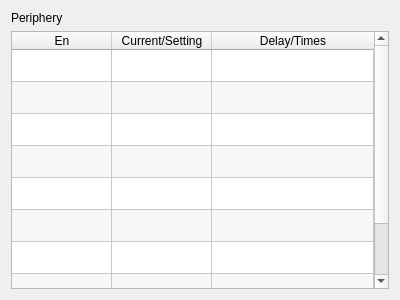
The window that hcinstruction/icperipherypage.ui (GaussCheng/2-5AxisPunch) describes before a commit, drawn with Qt 5.
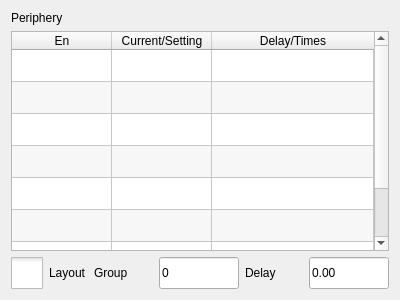
The same window after the commit. Icons and pictures are not drawn. Custom widgets are drawn as their Qt base class.

```diff
--- a/hcinstruction/icperipherypage.ui
+++ b/hcinstruction/icperipherypage.ui
@@ -115,11 +115,6 @@
        <string>Conveyor</string>
       </property>
      </row>
-     <row>
-      <property name="text">
-       <string>Layout</string>
-      </property>
-     </row>
      <row>
       <property name="text">
        <string>Reserve1</string>
@@ -203,11 +198,17 @@
       </property>
      </item>
      <item row="2" column="0">
+      <property name="text">
+       <string/>
+      </property>
       <property name="checkState">
        <enum>Unchecked</enum>
       </property>
      </item>
      <item row="2" column="1">
+      <property name="text">
+       <string/>
+      </property>
       <property name="icon">
        <iconset resource="../resource.qrc">
         <normaloff>:/resource/ledgray(16).png</normaloff>:/resource/ledgray(16).png</iconset>
@@ -298,27 +299,117 @@
         <normaloff>:/resource/ledgray(16).png</normaloff>:/resource/ledgray(16).png</iconset>
       </property>
      </item>
-     <item row="8" column="0">
-      <property name="text">
-       <string/>
-      </property>
-      <property name="checkState">
-       <enum>Unchecked</enum>
-      </property>
-     </item>
-     <item row="8" column="1">
-      <property name="text">
-       <string/>
-      </property>
-      <property name="icon">
-       <iconset resource="../resource.qrc">
-        <normaloff>:/resource/ledgray(16).png</normaloff>:/resource/ledgray(16).png</iconset>
-      </property>
-     </item>
     </widget>
    </item>
+   <item>
+    <layout class="QHBoxLayout" name="horizontalLayout">
+     <item>
+      <widget class="QCheckBox" name="lyCheck">
+       <property name="styleSheet">
+        <string notr="true">::item{
+height: 33px;
+}
+
+::item::QCheckBox{
+	spacing: 24px;
+}
+
+::indicator {
+     width: 32px;
+     height: 32px;
+ }
+
+::indicator:unchecked 
+{
+     image: url(:/resource/check_unchecked.png);
+ }
+::indicator:checked 
+{
+     image: url(:/resource/check_checked.png);
+ }
+
+QRadioButton::indicator:checked:disabled
+{
+ image: url(:/resource/check_checked_disable.png);
+}
+
+QRadioButton::indicator:unchecked:disabled
+{
+ image: url(:/resource/check_unchecked_disable.png);
+}
+
+
+
+</string>
+       </property>
+       <property name="text">
+        <string>Layout</string>
+       </property>
+      </widget>
+     </item>
+     <item>
+      <widget class="QLabel" name="label_2">
+       <property name="text">
+        <string>Group</string>
+       </property>
+      </widget>
+     </item>
+     <item>
+      <widget class="ICLineEditWithVirtualNumericKeypad" name="groupLineEdit">
+       <property name="minimumSize">
+        <size>
+         <width>80</width>
+         <height>0</height>
+        </size>
+       </property>
+       <property name="maximumSize">
+        <size>
+         <width>80</width>
+         <height>32</height>
+        </size>
+       </property>
+       <property name="text">
+        <string>0</string>
+       </property>
+      </widget>
+     </item>
+     <item>
+      <widget class="QLabel" name="label_3">
+       <property name="text">
+        <string>Delay</string>
+       </property>
+      </widget>
+     </item>
+     <item>
+      <widget class="ICLineEditWithVirtualNumericKeypad" name="lyDelayLineEdit">
+       <property name="minimumSize">
+        <size>
+         <width>80</width>
+         <height>0</height>
+        </size>
+       </property>
+       <property name="maximumSize">
+        <size>
+         <width>80</width>
+         <height>32</height>
+        </size>
+       </property>
+       <property name="text">
+        <string>0.00</string>
+       </property>
+      </widget>
+     </item>
+    </layout>
+   </item>
   </layout>
  </widget>
+ <customwidgets>
+  <customwidget>
+   <class>ICLineEditWithVirtualNumericKeypad</class>
+   <extends>QLineEdit</extends>
+   <header>iclineeditwithvirtualnumerickeypad.h</header>
+  </customwidget>
+ </customwidgets>
  <resources>
   <include location="../resource.qrc"/>
  </resources>
```
